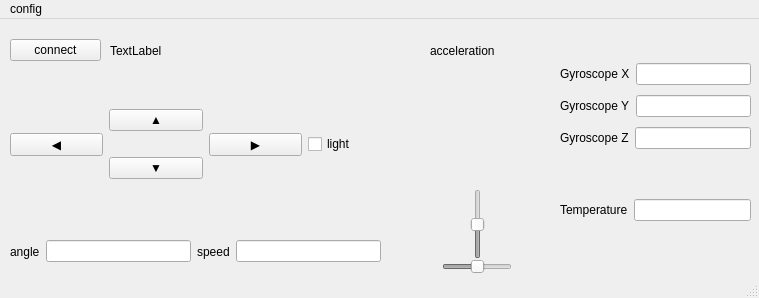
The window that Software/Software_HQ/Garfield_Control/Garfield_control.ui (bapoth/Garfield) describes before a commit, drawn with Qt 5.
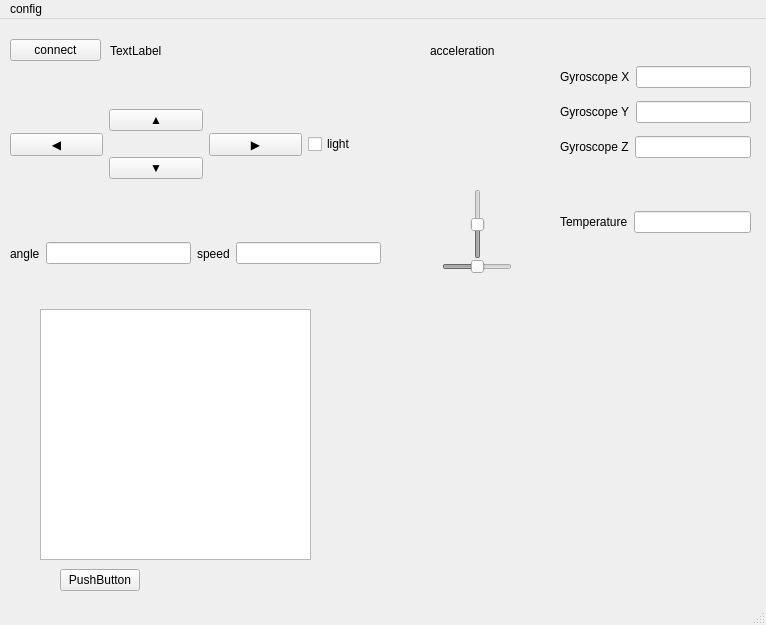
The same window after the commit. Icons and pictures are not drawn.

```diff
--- a/Software/Software_HQ/Garfield_Control/Garfield_control.ui
+++ b/Software/Software_HQ/Garfield_Control/Garfield_control.ui
@@ -6,8 +6,8 @@
    <rect>
     <x>0</x>
     <y>0</y>
-    <width>759</width>
-    <height>298</height>
+    <width>766</width>
+    <height>625</height>
    </rect>
   </property>
   <property name="windowTitle">
@@ -96,7 +96,7 @@
       <x>10</x>
       <y>220</y>
       <width>371</width>
-      <height>25</height>
+      <height>29</height>
      </rect>
     </property>
     <layout class="QHBoxLayout" name="horizontalLayout_2">
@@ -213,7 +213,7 @@
       <x>560</x>
       <y>40</y>
       <width>191</width>
-      <height>166</height>
+      <height>182</height>
      </rect>
     </property>
     <layout class="QVBoxLayout" name="verticalLayout_2">
@@ -332,14 +332,75 @@
      <enum>Qt::Horizontal</enum>
     </property>
    </widget>
+   <widget class="QGraphicsView" name="graphicsView">
+    <property name="geometry">
+     <rect>
+      <x>40</x>
+      <y>290</y>
+      <width>271</width>
+      <height>251</height>
+     </rect>
+    </property>
+   </widget>
+   <widget class="QLabel" name="label">
+    <property name="geometry">
+     <rect>
+      <x>340</x>
+      <y>280</y>
+      <width>401</width>
+      <height>301</height>
+     </rect>
+    </property>
+    <property name="text">
+     <string/>
+    </property>
+    <property name="pixmap">
+     <pixmap>../../../../../Dokumente/BreezySLAM-master/examples/exp2.pgm</pixmap>
+    </property>
+    <property name="scaledContents">
+     <bool>true</bool>
+    </property>
+   </widget>
+   <widget class="QPushButton" name="pushButton">
+    <property name="geometry">
+     <rect>
+      <x>60</x>
+      <y>550</y>
+      <width>80</width>
+      <height>22</height>
+     </rect>
+    </property>
+    <property name="text">
+     <string>PushButton</string>
+    </property>
+   </widget>
+   <widget class="QLabel" name="label_2">
+    <property name="geometry">
+     <rect>
+      <x>390</x>
+      <y>390</y>
+      <width>61</width>
+      <height>41</height>
+     </rect>
+    </property>
+    <property name="text">
+     <string/>
+    </property>
+    <property name="pixmap">
+     <pixmap>../../../../../Downloads/auto.png</pixmap>
+    </property>
+    <property name="scaledContents">
+     <bool>true</bool>
+    </property>
+   </widget>
   </widget>
   <widget class="QMenuBar" name="menubar">
    <property name="geometry">
     <rect>
      <x>0</x>
      <y>0</y>
-     <width>759</width>
-     <height>20</height>
+     <width>766</width>
+     <height>19</height>
     </rect>
    </property>
    <widget class="QMenu" name="menuConfig">
```
Left out of the diff: 2 changed lines with no effect on the pictures.
